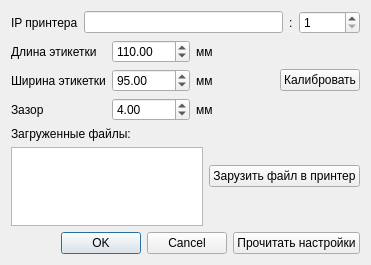
Sergeyego/label_tspl, file dialogsettings.ui: the form before one commit.
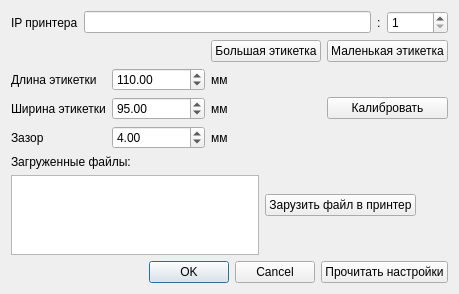
The form after the commit.

What changed in the file:
```diff
--- a/dialogsettings.ui
+++ b/dialogsettings.ui
@@ -6,8 +6,8 @@
    <rect>
     <x>0</x>
     <y>0</y>
-    <width>371</width>
-    <height>265</height>
+    <width>459</width>
+    <height>294</height>
    </rect>
   </property>
   <property name="windowTitle">
@@ -47,14 +47,24 @@
    </item>
    <item>
     <layout class="QGridLayout" name="gridLayout">
-     <item row="0" column="0">
+     <item row="2" column="1">
+      <widget class="QDoubleSpinBox" name="doubleSpinBoxHeiht">
+       <property name="maximum">
+        <double>65535.000000000000000</double>
+       </property>
+       <property name="value">
+        <double>95.000000000000000</double>
+       </property>
+      </widget>
+     </item>
+     <item row="1" column="0">
       <widget class="QLabel" name="label_3">
        <property name="text">
         <string>Длина этикетки</string>
        </property>
       </widget>
      </item>
-     <item row="0" column="1">
+     <item row="1" column="1">
       <widget class="QDoubleSpinBox" name="doubleSpinBoxWidth">
        <property name="maximum">
         <double>65535.000000000000000</double>
@@ -64,38 +74,14 @@
        </property>
       </widget>
      </item>
-     <item row="0" column="2" colspan="2">
+     <item row="1" column="2" colspan="2">
       <widget class="QLabel" name="label_4">
        <property name="text">
         <string>мм</string>
        </property>
       </widget>
      </item>
-     <item row="1" column="0">
-      <widget class="QLabel" name="label_5">
-       <property name="text">
-        <string>Ширина этикетки</string>
-       </property>
-      </widget>
-     </item>
-     <item row="1" column="1">
-      <widget class="QDoubleSpinBox" name="doubleSpinBoxHeiht">
-       <property name="maximum">
-        <double>65535.000000000000000</double>
-       </property>
-       <property name="value">
-        <double>95.000000000000000</double>
-       </property>
-      </widget>
-     </item>
-     <item row="1" column="2">
-      <widget class="QLabel" name="label_8">
-       <property name="text">
-        <string>мм</string>
-       </property>
-      </widget>
-     </item>
-     <item row="1" column="3">
+     <item row="2" column="3">
       <widget class="QPushButton" name="pushButtonCal">
        <property name="text">
         <string>Калибровать</string>
@@ -103,13 +89,27 @@
       </widget>
      </item>
      <item row="2" column="0">
-      <widget class="QLabel" name="label_6">
+      <widget class="QLabel" name="label_5">
        <property name="text">
-        <string>Зазор</string>
+        <string>Ширина этикетки</string>
        </property>
       </widget>
      </item>
-     <item row="2" column="1">
+     <item row="2" column="2">
+      <widget class="QLabel" name="label_8">
+       <property name="text">
+        <string>мм</string>
+       </property>
+      </widget>
+     </item>
+     <item row="3" column="2" colspan="2">
+      <widget class="QLabel" name="label_7">
+       <property name="text">
+        <string>мм</string>
+       </property>
+      </widget>
+     </item>
+     <item row="3" column="1">
       <widget class="QDoubleSpinBox" name="doubleSpinBoxGap">
        <property name="maximum">
         <double>65535.000000000000000</double>
@@ -119,10 +119,24 @@
        </property>
       </widget>
      </item>
-     <item row="2" column="2" colspan="2">
-      <widget class="QLabel" name="label_7">
+     <item row="3" column="0">
+      <widget class="QLabel" name="label_6">
        <property name="text">
-        <string>мм</string>
+        <string>Зазор</string>
+       </property>
+      </widget>
+     </item>
+     <item row="0" column="2">
+      <widget class="QPushButton" name="pushButtonBig">
+       <property name="text">
+        <string>Большая этикетка</string>
+       </property>
+      </widget>
+     </item>
+     <item row="0" column="3">
+      <widget class="QPushButton" name="pushButtonSmall">
+       <property name="text">
+        <string>Маленькая этикетка</string>
        </property>
       </widget>
      </item>
```
